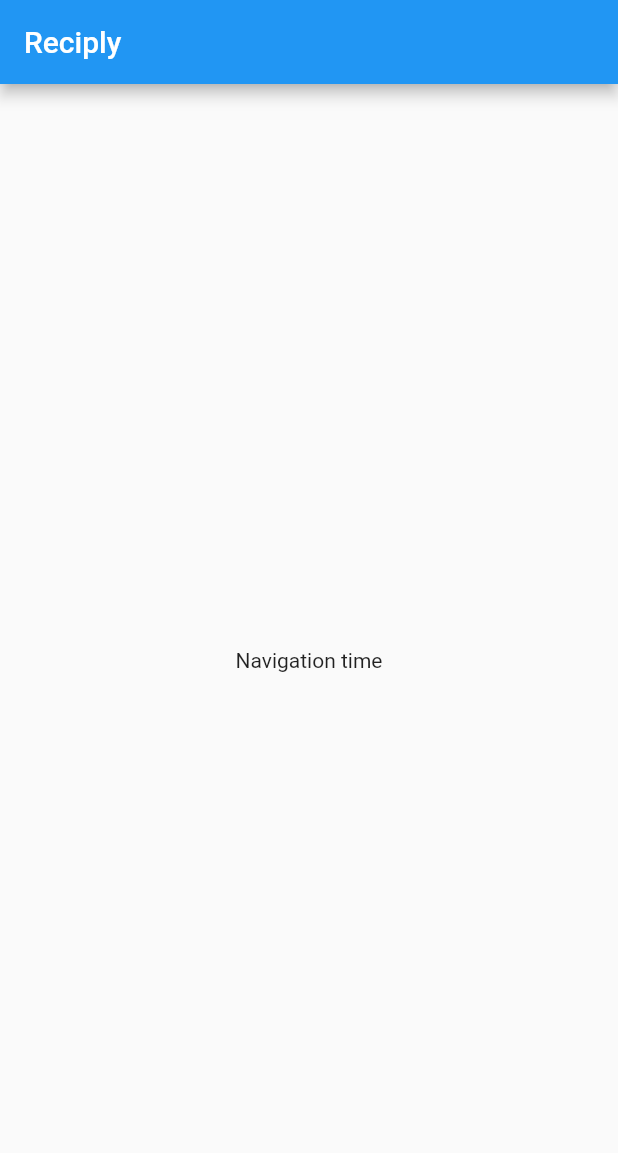
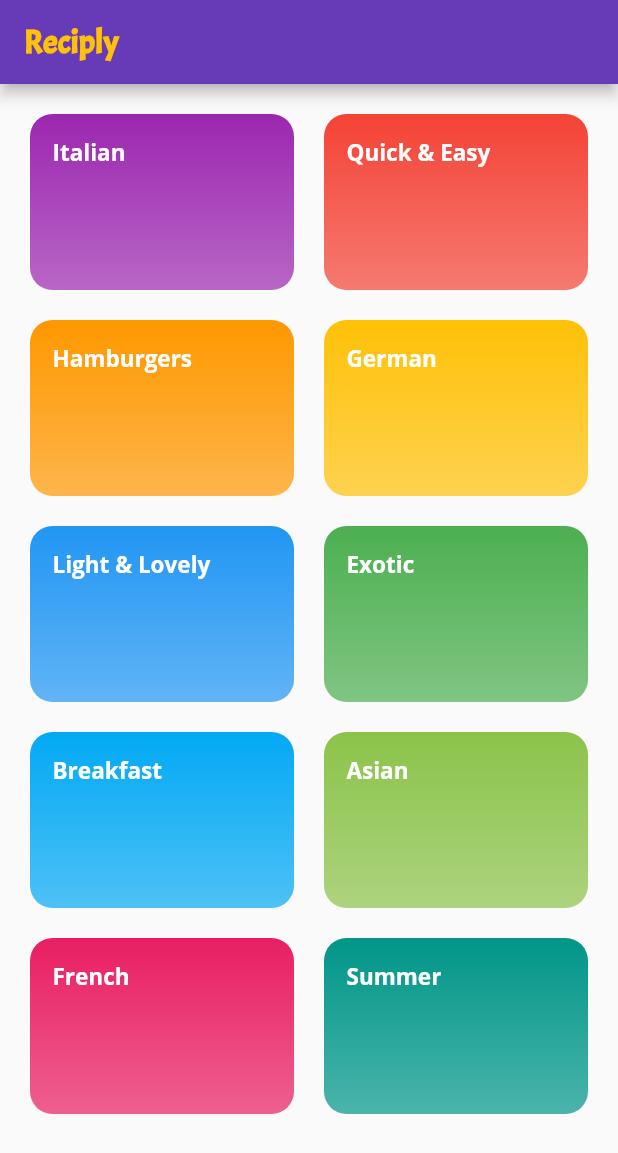
Before and after one commit to windevkay/reciply, a Flutter app: the screen it shows after launch, on a phone screen of 412 x 824 dp. Shown: the top 1153 px of the screen. Run offline on Flutter 3.47's test engine with Material 2 defaults, Android fonts, the phone set to English and light mode, and no system bars.

```diff
--- /dev/null
+++ b/lib/dummy_data.dart
@@ -0,0 +1,56 @@
+import 'package:flutter/material.dart';
+
+import './models/category.model.dart';
+
+const DUMMY_CATEGORIES = const [
+  Category(
+    id: 'c1',
+    title: 'Italian',
+    color: Colors.purple,
+  ),
+  Category(
+    id: 'c2',
+    title: 'Quick & Easy',
+    color: Colors.red,
+  ),
+  Category(
+    id: 'c3',
+    title: 'Hamburgers',
+    color: Colors.orange,
+  ),
+  Category(
+    id: 'c4',
+    title: 'German',
+    color: Colors.amber,
+  ),
+  Category(
+    id: 'c5',
+    title: 'Light & Lovely',
+    color: Colors.blue,
+  ),
+  Category(
+    id: 'c6',
+    title: 'Exotic',
+    color: Colors.green,
+  ),
+  Category(
+    id: 'c7',
+    title: 'Breakfast',
+    color: Colors.lightBlue,
+  ),
+  Category(
+    id: 'c8',
+    title: 'Asian',
+    color: Colors.lightGreen,
+  ),
+  Category(
+    id: 'c9',
+    title: 'French',
+    color: Colors.pink,
+  ),
+  Category(
+    id: 'c10',
+    title: 'Summer',
+    color: Colors.teal,
+  ),
+];
--- a/lib/main.dart
+++ b/lib/main.dart
@@ -1,4 +1,6 @@
 import 'package:flutter/material.dart';
+
+import './routes/routes.dart';
 
 void main() => runApp(MyApp());
 
@@ -9,32 +11,46 @@ class MyApp extends StatelessWidget {
     return MaterialApp(
       title: 'Reciply',
       theme: ThemeData(
-        primarySwatch: Colors.blue,
+        primarySwatch: Colors.deepPurple,
+        accentColor: Colors.amber,
+        //canvasColor: Color.fromRGBO(255, 254, 229, 1),
+        fontFamily: 'Quicksand',
+        textTheme: ThemeData.light().textTheme.copyWith(
+              body1: TextStyle(
+                color: Color.fromRGBO(20, 51, 51, 1),
+              ),
+              body2: TextStyle(
+                color: Color.fromRGBO(20, 51, 51, 1),
+              ),
+              title: TextStyle(fontSize: 15, fontFamily: 'OpenSans', fontWeight: FontWeight.bold, color: Colors.white),
+            ),
       ),
-      home: MyHomePage(title: 'Reciply'),
+      //home: CategoriesScreen(),
+      initialRoute: '/',
+      routes: routes,
     );
   }
 }
 
-class MyHomePage extends StatefulWidget {
-  MyHomePage({Key key, this.title}) : super(key: key);
+// class MyHomePage extends StatefulWidget {
+//   MyHomePage({Key key, this.title}) : super(key: key);
 
-  final String title;
+//   final String title;
 
-  @override
-  _MyHomePageState createState() => _MyHomePageState();
-}
+//   @override
+//   _MyHomePageState createState() => _MyHomePageState();
+// }
 
-class _MyHomePageState extends State<MyHomePage> {
-  @override
-  Widget build(BuildContext context) {
-    return Scaffold(
-      appBar: AppBar(
-        title: Text(widget.title),
-      ),
-      body: Center(
-        child: Text('Navigation time'),
-      ), // This trailing comma makes auto-formatting nicer for build methods.
-    );
-  }
-}
+// class _MyHomePageState extends State<MyHomePage> {
+//   @override
+//   Widget build(BuildContext context) {
+//     return Scaffold(
+//       appBar: AppBar(
+//         title: Text(widget.title),
+//       ),
+//       body: Center(
+//         child: Text('Navigation time'),
+//       ), // This trailing comma makes auto-formatting nicer for build methods.
+//     );
+//   }
+// }
--- /dev/null
+++ b/lib/models/category.model.dart
@@ -0,0 +1,9 @@
+import 'package:flutter/material.dart';
+
+class Category {
+  final String id;
+  final String title;
+  final Color color;
+
+  const Category({@required this.id, @required this.title, this.color = Colors.orange});
+}
--- /dev/null
+++ b/lib/routes/routes.dart
@@ -0,0 +1,9 @@
+import '../screens/categories.screen.dart';
+import '../screens/categoryMeals.screen.dart';
+
+import './routes.names.dart';
+
+final routes = {
+  routeNames['homePage']: (ctx) => CategoriesScreen(),
+  routeNames['categoryMealsPage']: (ctx) => CategoryMealsScreen(),
+};
--- /dev/null
+++ b/lib/routes/routes.names.dart
@@ -0,0 +1,4 @@
+final Map<String, String> routeNames = {
+  'homePage': '/',
+  'categoryMealsPage': '/category-meals'
+};
--- /dev/null
+++ b/lib/screens/categories.screen.dart
@@ -0,0 +1,34 @@
+import 'package:flutter/material.dart';
+
+import '../widgets/categoryItems.widget.dart';
+import '../dummy_data.dart';
+
+class CategoriesScreen extends StatelessWidget {
+  @override
+  Widget build(BuildContext context) {
+    return Scaffold(
+      appBar: AppBar(
+        title: const Text(
+          'Reciply',
+          style: TextStyle(
+              fontWeight: FontWeight.w600,
+              color: Colors.amber,
+              fontFamily: 'Acme',
+              fontSize: 22),
+        ),
+      ),
+      body: GridView(
+        padding: const EdgeInsets.all(20),
+        children: DUMMY_CATEGORIES
+            .map((category) => CategoryItem(category.title, category.color, category.id))
+            .toList(),
+        gridDelegate: SliverGridDelegateWithMaxCrossAxisExtent(
+          maxCrossAxisExtent: 200,
+          childAspectRatio: 3 / 2,
+          crossAxisSpacing: 20,
+          mainAxisSpacing: 20,
+        ),
+      ),
+    );
+  }
+}
--- /dev/null
+++ b/lib/screens/categoryMeals.screen.dart
@@ -0,0 +1,20 @@
+import 'package:flutter/material.dart';
+
+class CategoryMealsScreen extends StatelessWidget {
+  @override
+  Widget build(BuildContext context) {
+    //we can use modal route to extract route arguments coming in
+    final routeArgs = ModalRoute.of(context).settings.arguments as Map<String, String>;
+    final categoryTitle = routeArgs['title'];
+    final categoryId = routeArgs['id'];
+
+    return Scaffold(
+      appBar: AppBar(
+        title: Text(categoryTitle),
+      ),
+      body: Center(
+        child: Text('The Recipes for the category'),
+      ),
+    );
+  }
+}
--- /dev/null
+++ b/lib/widgets/categoryItems.widget.dart
@@ -0,0 +1,45 @@
+import 'package:flutter/material.dart';
+
+import '../routes/routes.names.dart';
+
+class CategoryItem extends StatelessWidget {
+  final String id;
+  final String title;
+  final Color color;
+
+  CategoryItem(this.title, this.color, this.id);
+
+  //handles our on tap
+  //push named pushes the specified arguments to the specified route
+  void selectCategory(BuildContext ctx) {
+    Navigator.of(ctx).pushNamed(
+      routeNames['categoryMealsPage'], arguments: {'id': id, 'title': title}
+    );
+  }
+
+  @override
+  Widget build(BuildContext context) {
+    return InkWell(
+      //inkwell is similar to gesture detector, but with a nice ripple effect :)
+      onTap: () => selectCategory(context),
+      splashColor: Theme.of(context).primaryColor,
+      //the border radius below should match that of the box decoration to ensure the splash fills rhe whole box
+      borderRadius: BorderRadius.circular(15),
+      child: Container(
+        padding: const EdgeInsets.all(15),
+        child: Text(
+          title,
+          style: Theme.of(context).textTheme.title,
+        ),
+        decoration: BoxDecoration(
+          gradient: LinearGradient(
+            colors: [color.withOpacity(0.7), color],
+            begin: Alignment.bottomCenter,
+            end: Alignment.topCenter,
+          ),
+          borderRadius: BorderRadius.circular(15),
+        ),
+      ),
+    );
+  }
+}
```
Also changed, not shown: pubspec.yaml (+15 -12 lines), fonts/Acme-Regular.ttf (added), fonts/OpenSans-Bold.ttf (added), fonts/OpenSans-Regular.ttf (added), fonts/Quicksand-Bold.ttf (added), fonts/Quicksand-Light.ttf (added), fonts/Quicksand-Medium.ttf (added), fonts/Quicksand-Regular.ttf (added).
